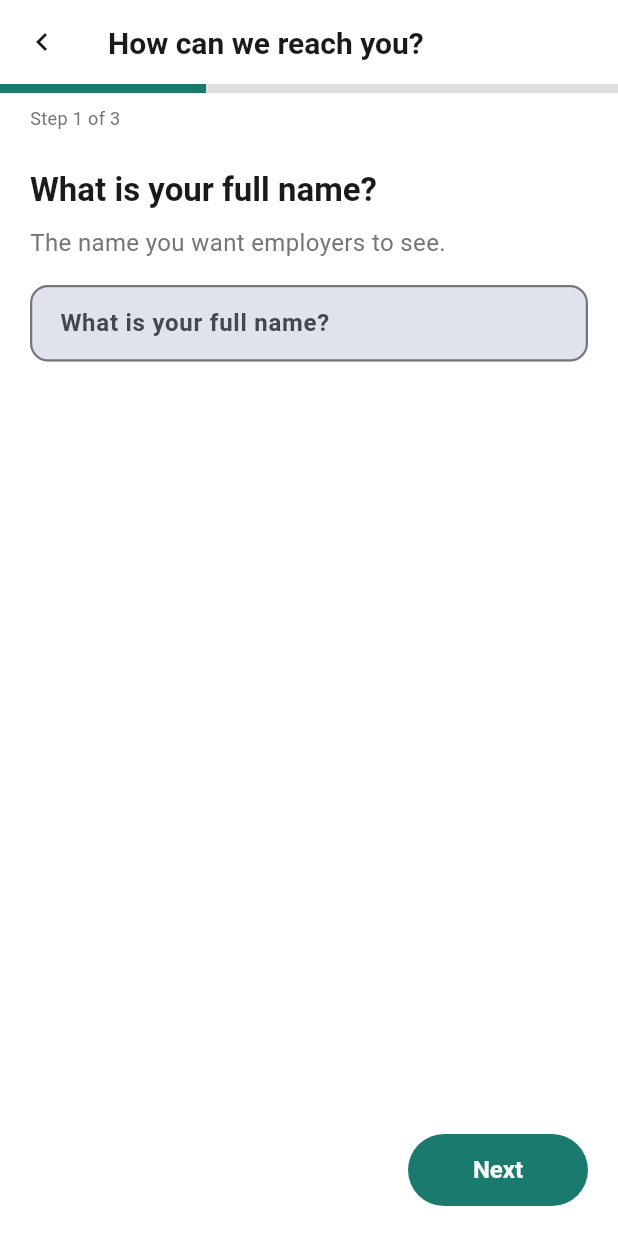
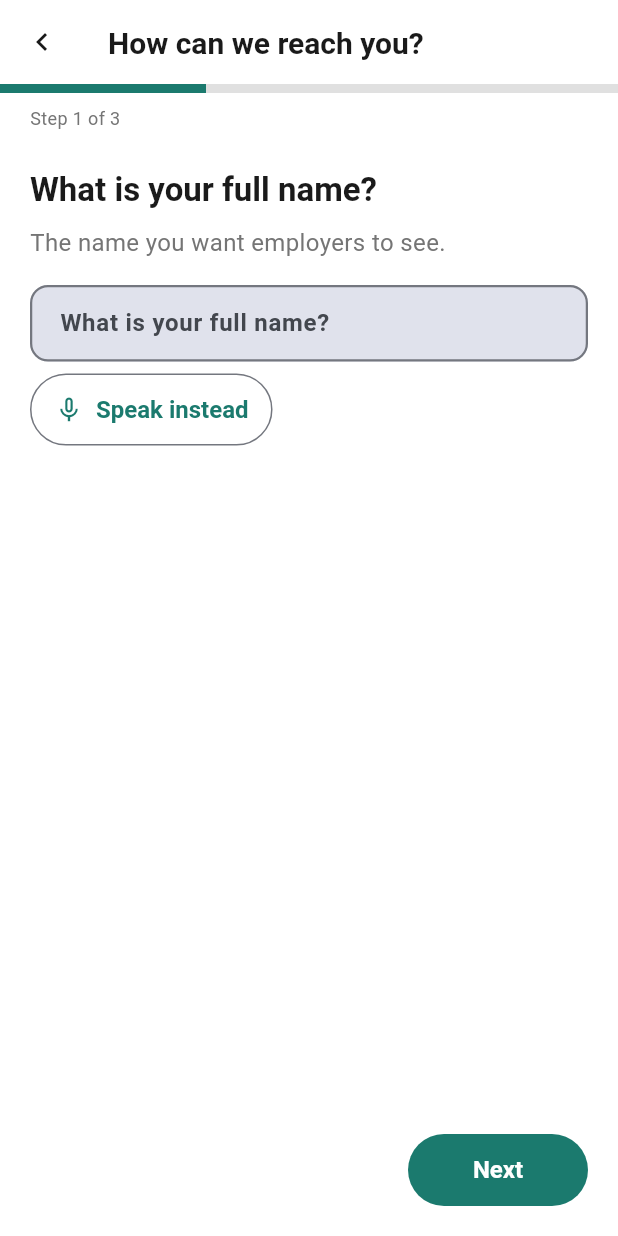
Before and after one commit to arsema16/sync_accessibility, a Flutter app: the ContactScreen screen opened by its route, on a phone screen of 412 x 824 dp. Run offline on Flutter 3.47's test engine with Material 3 defaults, Android fonts, the phone set to English and light mode, and no system bars; our stand-ins replace equatable, flutter_riverpod, flutter_tts, go_router, shared_preferences, speech_to_text and 1 more; accounts and stored records are empty.

Commit message:
feat(a11y): voice input on every field, and simpler wording that actually applies
Text fields (name, phone, email, occupation, ...) now get a "Speak
instead" button next to the typed input — before, only the dedicated
voice steps had a mic.

Also finished the simpler-words mode. Steps can carry a plain-language
title/hint and QuestionScreen swaps them in when the Access Passport
preference is on; read-aloud speaks the simple version too. Wired the
variants through the contact, identity and skills steps and the support
screen.

```diff
--- a/lib/features/onboarding/contact_screen.dart
+++ b/lib/features/onboarding/contact_screen.dart
@@ -54,12 +54,16 @@ class ContactScreen extends ConsumerWidget {
           id: 'fullName',
           title: AppStrings.fullNameQuestion,
           hint: AppStrings.fullNameHint,
+          simpleTitle: AppStrings.fullNameQuestionSimple,
+          simpleHint: AppStrings.fullNameHintSimple,
           inputType: FormInputType.text,
         ),
         FormStep(
           id: 'phone',
           title: AppStrings.phoneQuestion,
           hint: AppStrings.phoneHint,
+          simpleTitle: AppStrings.phoneQuestionSimple,
+          simpleHint: AppStrings.phoneHintSimple,
           inputType: FormInputType.text,
           keyboardType: TextInputType.phone,
           validator: _phoneValidator,
@@ -68,6 +72,8 @@ class ContactScreen extends ConsumerWidget {
           id: 'email',
           title: AppStrings.emailQuestion,
           hint: AppStrings.emailHint,
+          simpleTitle: AppStrings.emailQuestionSimple,
+          simpleHint: AppStrings.emailHintSimple,
           inputType: FormInputType.text,
           keyboardType: TextInputType.emailAddress,
           required: false,
--- a/lib/features/onboarding/identity_route_screen.dart
+++ b/lib/features/onboarding/identity_route_screen.dart
@@ -33,6 +33,8 @@ class IdentityRouteScreen extends ConsumerWidget {
           id: 'identityRoute',
           title: AppStrings.identityHeading,
           hint: AppStrings.identityHint,
+          simpleTitle: AppStrings.identityHeadingSimple,
+          simpleHint: AppStrings.identityHintSimple,
           inputType: FormInputType.choice,
           options: const <FormOption>[
             FormOption(
--- a/lib/shared/widgets/form_step.dart
+++ b/lib/shared/widgets/form_step.dart
@@ -28,6 +28,8 @@ class FormStep {
     required this.title,
     required this.inputType,
     this.hint,
+    this.simpleTitle,
+    this.simpleHint,
     this.options = const <FormOption>[],
     this.keyboardType,
     this.validator,
@@ -36,6 +38,13 @@ class FormStep {
 
   /// Key used to store this step's answer in the answers map.
   final String id;
+
+  /// Short, plain-language replacement for [title], shown instead when the
+  /// user has enabled "Use simpler wording" in their Access Passport.
+  final String? simpleTitle;
+
+  /// Short, plain-language replacement for [hint] (see [simpleTitle]).
+  final String? simpleHint;
 
   /// The question text, shown as a heading.
   final String title;
--- a/lib/shared/widgets/question_screen.dart
+++ b/lib/shared/widgets/question_screen.dart
@@ -93,10 +93,25 @@ class _QuestionScreenState extends ConsumerState<QuestionScreen> {
 
   bool get _isLast => _current == widget.steps.length - 1;
 
+  /// Whether the Access Passport asks for plain, simple wording.
+  bool get _simplerWording =>
+      ref.read(accessPreferencesNotifierProvider).simplerWording;
+
+  /// The heading for [step], swapping in the simple variant when the user
+  /// has enabled simpler wording and one is provided.
+  String _titleFor(FormStep step) =>
+      _simplerWording && step.simpleTitle != null
+          ? step.simpleTitle!
+          : step.title;
+
+  /// The hint for [step] — see [_titleFor].
+  String? _hintFor(FormStep step) =>
+      _simplerWording && step.simpleHint != null ? step.simpleHint! : step.hint;
+
   void _readCurrentTitle() {
     final access = ref.read(accessPreferencesNotifierProvider);
     if (access.readAloud) {
-      ref.read(readAloudProvider)(_step.title);
+      ref.read(readAloudProvider)(_titleFor(_step));
     }
   }
 
@@ -225,6 +240,8 @@ class _QuestionScreenState extends ConsumerState<QuestionScreen> {
   @override
   Widget build(BuildContext context) {
     final theme = Theme.of(context);
+    // Watch so switching simpler wording mid-flow re-renders the current step.
+    ref.watch(accessPreferencesNotifierProvider);
     return Scaffold(
       backgroundColor: Colors.white,
       appBar: AppBar(
@@ -322,20 +339,22 @@ class _QuestionScreenState extends ConsumerState<QuestionScreen> {
   Widget _buildChoice(ThemeData theme, {required bool multi}) {
     final step = _step;
     final current = _answers[step.id];
+    final title = _titleFor(step);
+    final hint = _hintFor(step);
     return Column(
       crossAxisAlignment: CrossAxisAlignment.start,
       children: [
         Semantics(
           header: true,
           child: Text(
-            step.title,
+            title,
             style: theme.textTheme.headlineMedium,
           ),
         ),
-        if (step.hint != null) ...[
+        if (hint != null) ...[
           const SizedBox(height: AppSpacing.sm),
           Text(
-            step.hint!,
+            hint,
             style: theme.textTheme.bodyMedium?.copyWith(
               color: const Color(0xFF757575),
             ),
@@ -401,20 +420,22 @@ class _QuestionScreenState extends ConsumerState<QuestionScreen> {
   }
 
   Widget _buildTextField(ThemeData theme) {
+    final title = _titleFor(_step);
+    final hint = _hintFor(_step);
     return Column(
       crossAxisAlignment: CrossAxisAlignment.start,
       children: [
         Semantics(
           header: true,
           child: Text(
-            _step.title,
+            title,
             style: theme.textTheme.headlineMedium,
           ),
         ),
-        if (_step.hint != null) ...[
+        if (hint != null) ...[
           const SizedBox(height: AppSpacing.sm),
           Text(
-            _step.hint!,
+            hint,
             style: theme.textTheme.bodyMedium?.copyWith(
               color: const Color(0xFF757575),
             ),
@@ -427,10 +448,42 @@ class _QuestionScreenState extends ConsumerState<QuestionScreen> {
           keyboardType: _step.keyboardType ?? TextInputType.text,
           textInputAction: TextInputAction.next,
           decoration: InputDecoration(
-            labelText: _step.title,
-            hintText: _step.hint,
+            labelText: title,
+            hintText: hint,
           ),
           onSubmitted: (_) => _advance(),
+        ),
+        const SizedBox(height: AppSpacing.sm),
+        // Voice input on every field: speak instead of typing. The typed
+        // answer above always remains editable.
+        Wrap(
+          spacing: AppSpacing.sm,
+          runSpacing: AppSpacing.xs,
+          crossAxisAlignment: WrapCrossAlignment.center,
+          children: [
+            OutlinedButton.icon(
+              style: OutlinedButton.styleFrom(
+                minimumSize: const Size(48, AppSpacing.minTapTarget),
+                shape: const RoundedRectangleBorder(
+                  borderRadius: BorderRadius.all(Radius.circular(50)),
+                ),
+              ),
+              onPressed: _isListening ? null : _startVoice,
+              icon: _isListening
+                  ? const SizedBox(
+                      height: 18,
+                      width: 18,
+                      child: CircularProgressIndicator(strokeWidth: 2),
+                    )
+                  : const Icon(Icons.mic_none, size: 20),
+              label: Text(_isListening ? AppStrings.listening : AppStrings.speakInstead),
+            ),
+            if (_showVoiceHint)
+              Text(
+                AppStrings.voiceUnavailable,
+                style: theme.textTheme.bodySmall,
+              ),
+          ],
         ),
         if (_error != null) _buildError(theme),
       ],
@@ -438,20 +491,22 @@ class _QuestionScreenState extends ConsumerState<QuestionScreen> {
   }
 
   Widget _buildVoiceField(ThemeData theme) {
+    final title = _titleFor(_step);
+    final hint = _hintFor(_step);
     return Column(
       crossAxisAlignment: CrossAxisAlignment.start,
       children: [
         Semantics(
           header: true,
           child: Text(
-            _step.title,
+            title,
             style: theme.textTheme.headlineMedium,
           ),
         ),
-        if (_step.hint != null) ...[
+        if (hint != null) ...[
           const SizedBox(height: AppSpacing.sm),
           Text(
-            _step.hint!,
+            hint,
             style: theme.textTheme.bodyMedium?.copyWith(
               color: const Color(0xFF757575),
             ),
@@ -507,8 +562,8 @@ class _QuestionScreenState extends ConsumerState<QuestionScreen> {
             minLines: 1,
             maxLines: 3,
             decoration: InputDecoration(
-              labelText: _step.title,
-              hintText: _step.hint,
+              labelText: title,
+              hintText: hint,
             ),
             onSubmitted: (_) => _advance(),
           ),
```
Also changed, not shown: lib/features/onboarding/skills_screen.dart (+8 -0 lines), lib/features/onboarding/support_preferences_screen.dart (+11 -6 lines), 1 other file.
